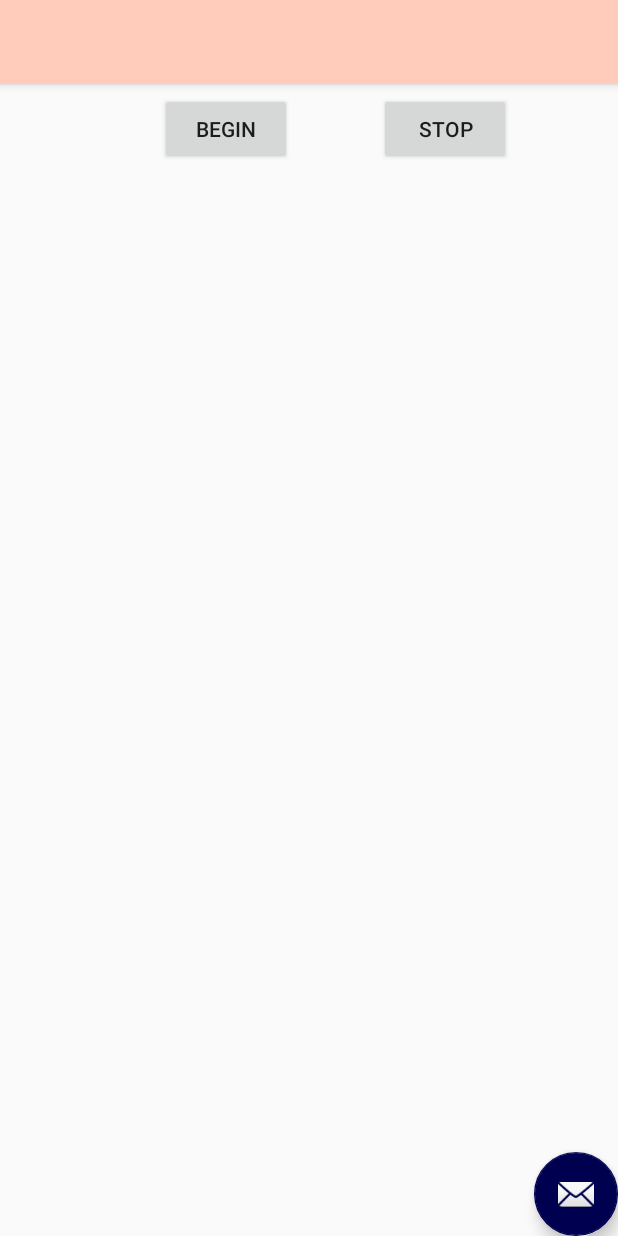
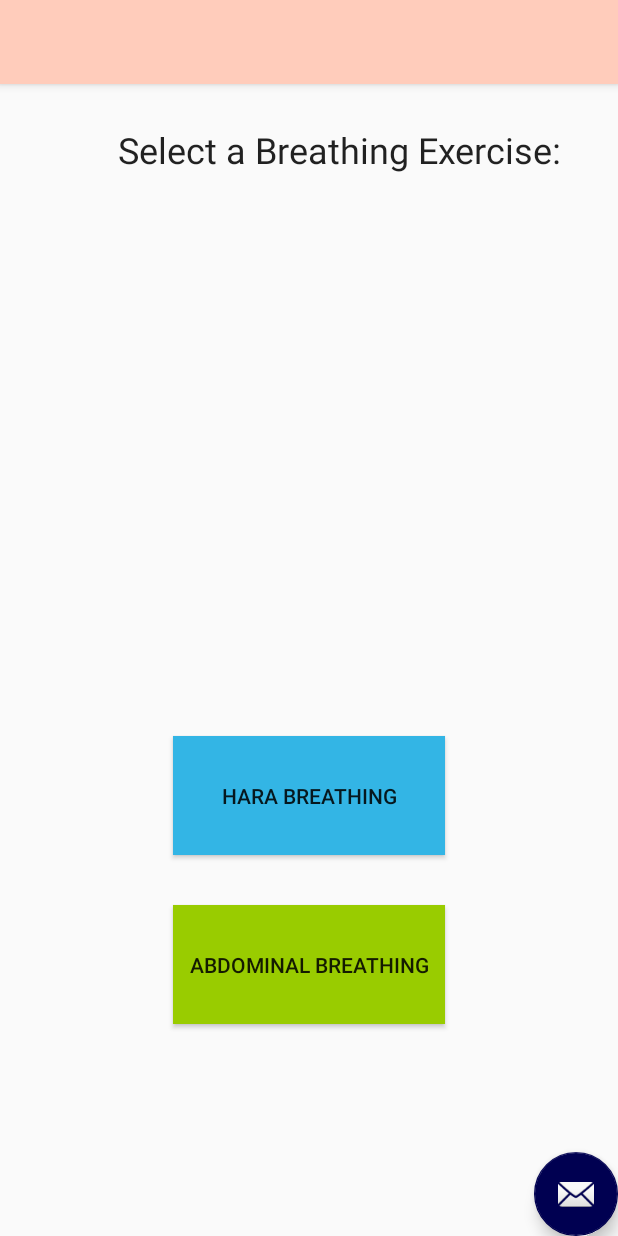
Before and after one commit to harameter/Harameter, an Android app: the layout activity_gamemenu.xml on its own in the app's theme, with its tools: preview values and no code run, on a phone screen of 412 x 824 dp. Run offline under Robolectric (Android 15) with nearby library versions, the phone set to English and light mode, and no system bars; plain views replace GraphView.

Commit message:
add mssing file for content game menu

```diff
--- a/app/src/main/res/layout/activity_dashboard.xml
+++ b/app/src/main/res/layout/activity_dashboard.xml
@@ -6,4 +6,11 @@
     android:layout_height="match_parent"
     tools:context="com.example.harameter.harameter.DashboardActivity">
 
+    <Button
+        android:id="@+id/button2"
+        android:layout_width="wrap_content"
+        android:layout_height="wrap_content"
+        android:text="Button"
+        tools:layout_editor_absoluteX="148dp"
+        tools:layout_editor_absoluteY="89dp" />
 </android.support.constraint.ConstraintLayout>
--- a/app/src/main/res/layout/activity_gamemenu.xml
+++ b/app/src/main/res/layout/activity_gamemenu.xml
@@ -8,27 +8,19 @@
 
     <android.support.design.widget.AppBarLayout
         android:layout_width="match_parent"
-        android:layout_height="wrap_content">
-        <!--android:theme="@style/AppTheme.AppBarOverlay">-->
+        android:layout_height="wrap_content"
+        android:theme="@style/AppTheme.AppBarOverlay">
 
         <android.support.v7.widget.Toolbar
             android:id="@+id/toolbar"
             android:layout_width="match_parent"
             android:layout_height="?attr/actionBarSize"
-            android:background="?attr/colorPrimary"></android.support.v7.widget.Toolbar>
+            android:background="?attr/colorPrimary"/>
             <!--app:popupTheme="@style/AppTheme.PopupOverlay" />-->
 
     </android.support.design.widget.AppBarLayout>
 
-    <!--<include layout="@layout/content_gamemenu" />-->
-
-    <include
-        layout="@layout/content_bluetooth"
-        android:layout_width="match_parent"
-        android:layout_height="match_parent"
-        android:layout_alignParentBottom="true"
-        tools:layout_editor_absoluteY="-2dp" />
-
+    <include layout="@layout/content_gamemenu" />
 
     <android.support.design.widget.FloatingActionButton
         android:id="@+id/fab"
@@ -36,6 +28,6 @@
         android:layout_height="wrap_content"
         android:layout_gravity="bottom|end"
         app:srcCompat="@android:drawable/ic_dialog_email" />
-    <!--android:layout_margin="@dimen/fab_margin"-->
+        <!--android:layout_margin="@dimen/fab_margin"-->
 
 </android.support.design.widget.CoordinatorLayout>
--- /dev/null
+++ b/app/src/main/res/layout/content_gamemenu.xml
@@ -0,0 +1,47 @@
+<?xml version="1.0" encoding="utf-8"?>
+<android.support.constraint.ConstraintLayout xmlns:android="http://schemas.android.com/apk/res/android"
+    xmlns:app="http://schemas.android.com/apk/res-auto"
+    xmlns:tools="http://schemas.android.com/tools"
+    android:layout_width="match_parent"
+    android:layout_height="match_parent"
+    app:layout_behavior="@string/appbar_scrolling_view_behavior"
+    tools:context="com.example.harameter.harameter.gamemenu"
+    tools:showIn="@layout/activity_gamemenu">
+
+    <TextView
+        android:id="@+id/textView"
+        android:layout_width="317dp"
+        android:layout_height="0dp"
+        android:layout_marginBottom="48dp"
+        android:layout_marginEnd="16dp"
+        android:layout_marginTop="27dp"
+        android:text="Select a Breathing Exercise:"
+        android:textAppearance="@style/TextAppearance.AppCompat.Headline"
+        app:layout_constraintBottom_toTopOf="@+id/button2"
+        app:layout_constraintEnd_toEndOf="parent"
+        app:layout_constraintTop_toTopOf="parent" />
+
+    <Button
+        android:id="@+id/button2"
+        android:layout_width="181dp"
+        android:layout_height="79dp"
+        android:layout_marginBottom="33dp"
+        android:background="@android:color/holo_blue_light"
+        android:text="Hara Breathing"
+        app:layout_constraintBottom_toTopOf="@+id/button3"
+        app:layout_constraintEnd_toEndOf="parent"
+        app:layout_constraintStart_toStartOf="parent"
+        app:layout_constraintTop_toBottomOf="@+id/textView" />
+
+    <Button
+        android:id="@+id/button3"
+        android:layout_width="181dp"
+        android:layout_height="79dp"
+        android:layout_marginBottom="141dp"
+        android:background="@android:color/holo_green_light"
+        android:text="Abdominal Breathing"
+        app:layout_constraintBottom_toBottomOf="parent"
+        app:layout_constraintEnd_toEndOf="parent"
+        app:layout_constraintStart_toStartOf="parent"
+        app:layout_constraintTop_toBottomOf="@+id/button2" />
+</android.support.constraint.ConstraintLayout>
```
